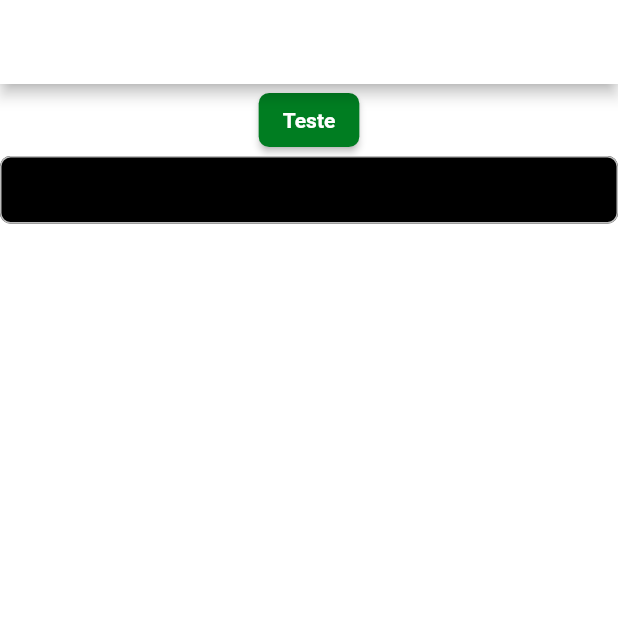
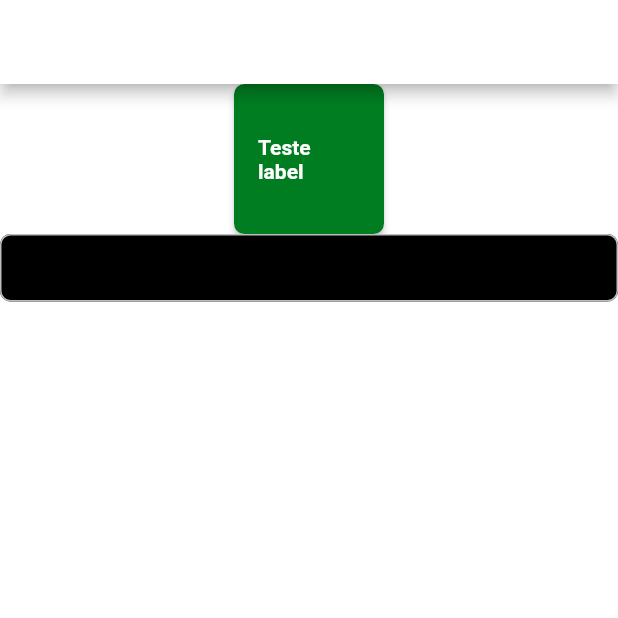
Before and after one commit to DaviSevero1/Hong_Kong_app_flutter, a Flutter app: the screen it shows after launch, on a phone screen of 412 x 824 dp, the top half of it. Run offline on Flutter 3.47's test engine with Material 2 defaults, Android fonts, the phone set to English and light mode, and no system bars; Roboto replaces fonts that are missing (mplus1).

```diff
--- /dev/null
+++ b/hong_kong_app/lib/app/core/ui/widgets/ecommerce_button.dart
@@ -0,0 +1,28 @@
+import 'package:flutter/material.dart';
+
+class EcommerceButton extends StatelessWidget {
+  final VoidCallback? onPressed;
+  final String label;
+  final double? width;
+  final double? height;
+
+  const EcommerceButton({
+    super.key,
+    required this.label,
+    required this.onPressed,
+    this.width,
+    this.height = 50,
+  });
+
+  @override
+  Widget build(BuildContext context) {
+    return SizedBox(
+      width: width,
+      height: height,
+      child: ElevatedButton(
+        onPressed: onPressed,
+        child: Text(label),
+      ),
+    );
+  }
+}
--- a/hong_kong_app/lib/app/pages/splash/splash_page.dart
+++ b/hong_kong_app/lib/app/pages/splash/splash_page.dart
@@ -1,6 +1,7 @@
 import 'package:flutter/material.dart';
 import 'package:hong_kong_app/app/core/ui/styles/app_styles.dart';
 import 'package:hong_kong_app/app/core/ui/styles/colors_app.dart';
+import 'package:hong_kong_app/app/core/ui/widgets/ecommerce_button.dart';
 
 class SplashPage extends StatelessWidget {
   const SplashPage({super.key});
@@ -16,11 +17,13 @@ class SplashPage extends StatelessWidget {
       body: Column(
         children: [
           Container(),
-          ElevatedButton(
+          EcommerceButton(
+            width: 100,
+            height: 100,
+            label: 'Teste label',
             onPressed: () {},
-            child: Text('Teste'),
           ),
-          TextFormField()
+          TextFormField(),
         ],
       ),
     );
--- a/hong_kong_app/pubspec.yaml
+++ b/hong_kong_app/pubspec.yaml
@@ -31,6 +31,7 @@ environment:
 dependencies:
   flutter:
     sdk: flutter
+  flutter_dotenv: ^5.0.2
 
 
   # The following adds the Cupertino Icons font to your application.
@@ -62,6 +63,7 @@ flutter:
   # To add assets to your application, add an assets section, like this:
   assets:
     - assets/images/
+    - .env
   #   - images/a_dot_ham.jpeg
 
   # An image asset can refer to one or more resolution-specific "variants", see
```
Also changed, not shown: hong_kong_app/pubspec.lock, 2 other files.
